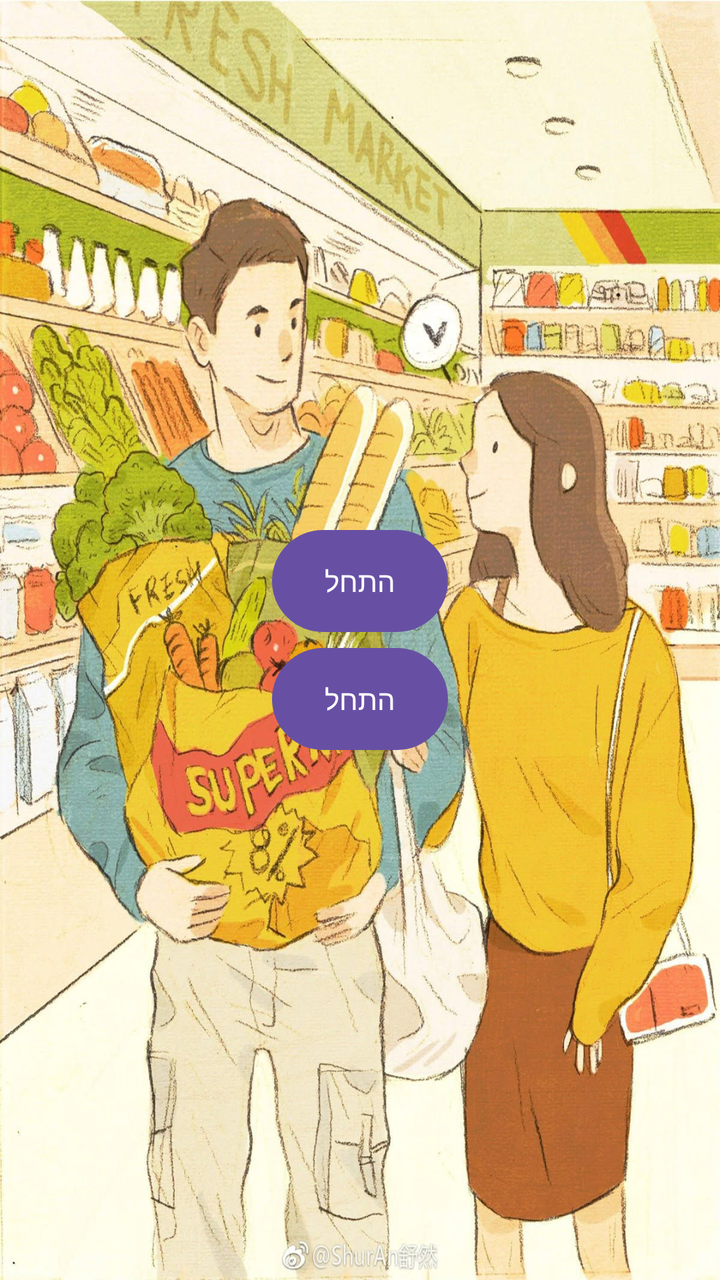
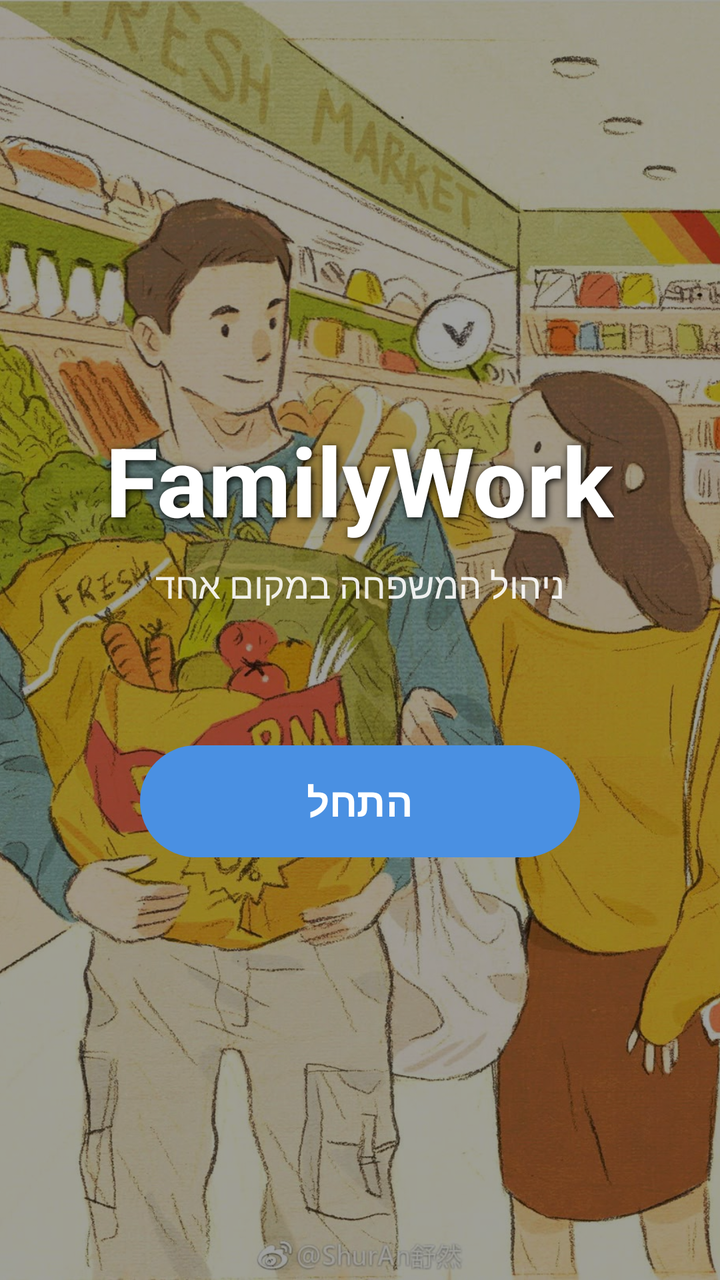

Two renders of the same Android screen: before a commit and after it. Below are the layout's source before the change and the commit's diff.
<!-- AndroidManifest.xml: application theme Theme.FamilyWork -->
<!-- res/layout/activity_main.xml -->
<?xml version="1.0" encoding="utf-8"?>
<LinearLayout
    xmlns:android="http://schemas.android.com/apk/res/android"
    android:orientation="vertical"
    android:gravity="center"
    android:layout_width="match_parent"
    android:layout_height="match_parent"
    android:background="@drawable/homeback"
    android:padding="32dp">




    
    <Button
        android:id="@+id/enterButton"
        android:text="התחל"
        android:layout_width="wrap_content"
        android:layout_height="wrap_content"
        android:padding="16dp"/>
    <Button
        android:id="@+id/registerButton"
        android:text="התחל"
        android:layout_width="wrap_content"
        android:layout_height="wrap_content"
        android:padding="16dp"/>
</LinearLayout>
<!-- resources referenced by this layout -->
<resources>
  <!-- drawable homeback: jpg bitmap (drawable, 375813 bytes) -->
  <style name="Theme.FamilyWork" parent="Base.Theme.FamilyWork" />
  <style name="Base.Theme.FamilyWork" parent="Theme.Material3.DayNight.NoActionBar">
          
          
      </style>
</resources>

<!-- the commit's change to res/layout/activity_main.xml (unified diff, before → after) -->
@@ -1,27 +1,65 @@
 <?xml version="1.0" encoding="utf-8"?>
-<LinearLayout
-    xmlns:android="http://schemas.android.com/apk/res/android"
-    android:orientation="vertical"
-    android:gravity="center"
+<androidx.constraintlayout.widget.ConstraintLayout xmlns:android="http://schemas.android.com/apk/res/android"
+    xmlns:app="http://schemas.android.com/apk/res-auto"
     android:layout_width="match_parent"
-    android:layout_height="match_parent"
-    android:background="@drawable/homeback"
-    android:padding="32dp">
-
-
-
+    android:layout_height="match_parent">
 
     
-    <Button
-        android:id="@+id/enterButton"
-        android:text="התחל"
-        android:layout_width="wrap_content"
+    <ImageView
+        android:layout_width="match_parent"
+        android:layout_height="match_parent"
+        android:scaleType="centerCrop"
+        android:src="@drawable/homeback" />
+
+    
+    <View
+        android:layout_width="match_parent"
+        android:layout_height="match_parent"
+        android:background="#60000000" />
+
+    <LinearLayout
+        android:layout_width="match_parent"
         android:layout_height="wrap_content"
-        android:padding="16dp"/>
-    <Button
-        android:id="@+id/registerButton"
-        android:text="התחל"
-        android:layout_width="wrap_content"
-        android:layout_height="wrap_content"
-        android:padding="16dp"/>
-</LinearLayout>
+        android:gravity="center"
+        android:orientation="vertical"
+        android:padding="32dp"
+        app:layout_constraintBottom_toBottomOf="parent"
+        app:layout_constraintTop_toTopOf="parent">
+
+        <TextView
+            android:layout_width="wrap_content"
+            android:layout_height="wrap_content"
+            android:text="FamilyWork"
+            android:textColor="@color/white"
+            android:textSize="48sp"
+            android:textStyle="bold"
+            android:shadowColor="#000000"
+            android:shadowDx="2"
+            android:shadowDy="2"
+            android:shadowRadius="8"/>
+
+        <TextView
+            android:layout_width="wrap_content"
+            android:layout_height="wrap_content"
+            android:layout_marginTop="8dp"
+            android:text="ניהול המשפחה במקום אחד"
+            android:textColor="@color/white"
+            android:textSize="18sp"
+            android:alpha="0.9"/>
+
+        
+        <com.google.android.material.button.MaterialButton
+            android:id="@+id/enterButton"
+            android:layout_width="220dp"
+            android:layout_height="64dp"
+            android:layout_marginTop="64dp"
+            android:text="התחל"
+            android:textSize="20sp"
+            android:textStyle="bold"
+            app:cornerRadius="32dp"
+            app:backgroundTint="@color/primary"
+            app:elevation="8dp"/>
+
+    </LinearLayout>
+
+</androidx.constraintlayout.widget.ConstraintLayout>
<!-- resource entries referenced after the edit -->
@@ -1,10 +1,28 @@
 <!-- resources referenced by this layout -->
 <resources>
+  <color name="primary">#4A90E2</color>
+  <color name="white">#FFFFFFFF</color>
   <!-- drawable homeback: jpg bitmap (drawable, 375813 bytes) -->
   <style name="Theme.FamilyWork" parent="Base.Theme.FamilyWork" />
   <style name="Base.Theme.FamilyWork" parent="Theme.Material3.DayNight.NoActionBar">
           
+          <item name="colorPrimary">@color/primary</item>
+          <item name="colorOnPrimary">@color/white</item>
+          <item name="colorPrimaryDark">@color/primary_dark</item>
+          <item name="colorAccent">@color/accent</item>
           
+          
+          <item name="android:windowBackground">@color/background</item>
+          <item name="android:statusBarColor">@color/primary</item>
+          
+          
+          <item name="android:textColorPrimary">@color/text_primary</item>
+          <item name="android:textColorSecondary">@color/text_secondary</item>
       </style>
+  <color name="primary_dark">#357ABD</color>
+  <color name="accent">#50E3C2</color>
+  <color name="background">#F8FAFC</color>
+  <color name="text_primary">#2D3436</color>
+  <color name="text_secondary">#636E72</color>
 </resources>
 
